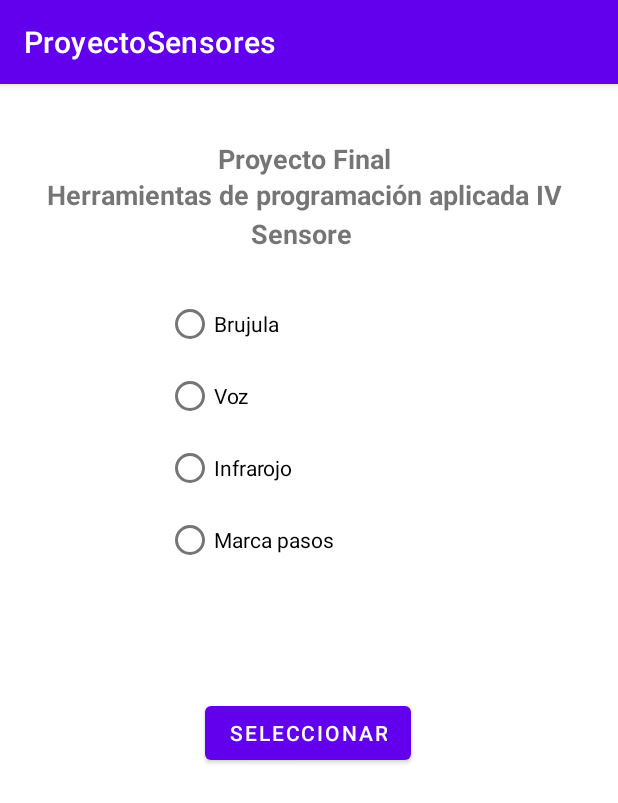
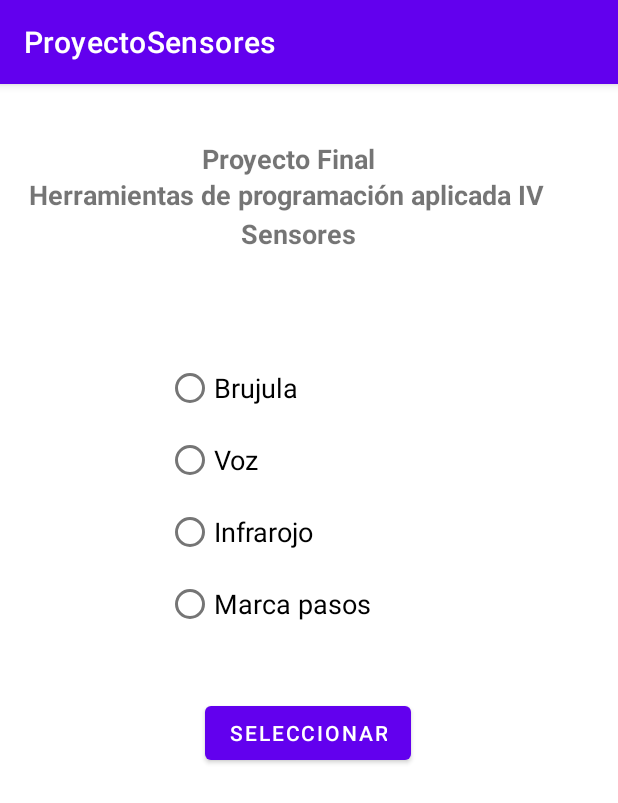
Before and after one commit to anelp04/ProyectoFinalSensoresPRMS, an Android app: the screen it shows after launch (MainActivity), on a phone screen of 412 x 824 dp. Shown: the top 803 px of the screen. Run offline under Robolectric (Android 15) with nearby library versions, the phone set to English and light mode, and no system bars.

Commit message:
Cambios del texto en Main Activity.XML

```diff
--- a/app/src/main/res/layout/activity_main.xml
+++ b/app/src/main/res/layout/activity_main.xml
@@ -9,7 +9,7 @@
 
     <TextView
         android:id="@+id/textView3"
-        android:layout_width="120dp"
+        android:layout_width="141dp"
         android:layout_height="24dp"
         android:text="Proyecto Final"
         android:textSize="18dp"
@@ -23,7 +23,7 @@
 
     <TextView
         android:id="@+id/textView2"
-        android:layout_width="76dp"
+        android:layout_width="90dp"
         android:layout_height="24dp"
         android:text="Sensores"
         android:textSize="18dp"
@@ -37,8 +37,8 @@
 
     <TextView
         android:id="@+id/textView"
-        android:layout_width="348dp"
-        android:layout_height="26dp"
+        android:layout_width="373dp"
+        android:layout_height="29dp"
         android:text="Herramientas de programación aplicada IV"
         android:textSize="18dp"
         android:textStyle="bold"
@@ -57,30 +57,35 @@
         app:layout_constraintEnd_toEndOf="parent"
         app:layout_constraintStart_toStartOf="parent"
         app:layout_constraintTop_toTopOf="parent"
-        app:layout_constraintVertical_bias="0.249">
+        app:layout_constraintVertical_bias="0.327">
 
         <RadioButton
             android:id="@+id/rbbrujula"
             android:layout_width="match_parent"
             android:layout_height="wrap_content"
+            android:textSize="18dp"
             android:text="Brujula" />
+
 
         <RadioButton
             android:id="@+id/rbvoz"
             android:layout_width="match_parent"
             android:layout_height="wrap_content"
+            android:textSize="18dp"
             android:text="Voz" />
 
         <RadioButton
             android:id="@+id/rbinfrarojo"
             android:layout_width="match_parent"
             android:layout_height="wrap_content"
+            android:textSize="18dp"
             android:text="Infrarojo" />
 
         <RadioButton
             android:id="@+id/rbmarcapasos"
             android:layout_width="match_parent"
             android:layout_height="wrap_content"
+            android:textSize="18dp"
             android:text="Marca pasos" />
     </RadioGroup>
 
```
